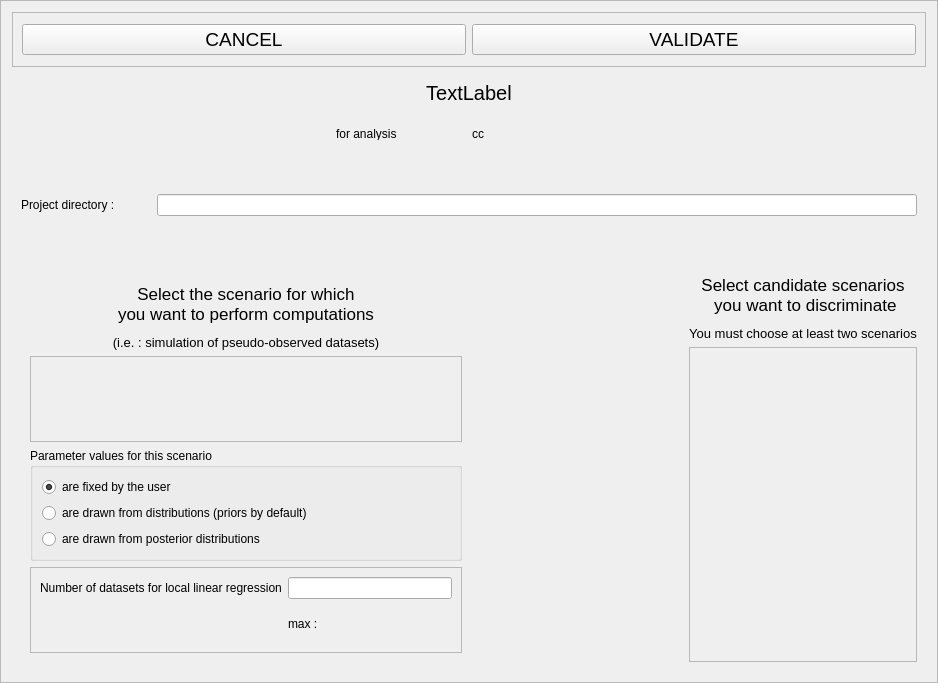
First picture: the form in gui/src/uis/biasScenarioSelection.ui, repository cbgp/diyabc, before the edit.
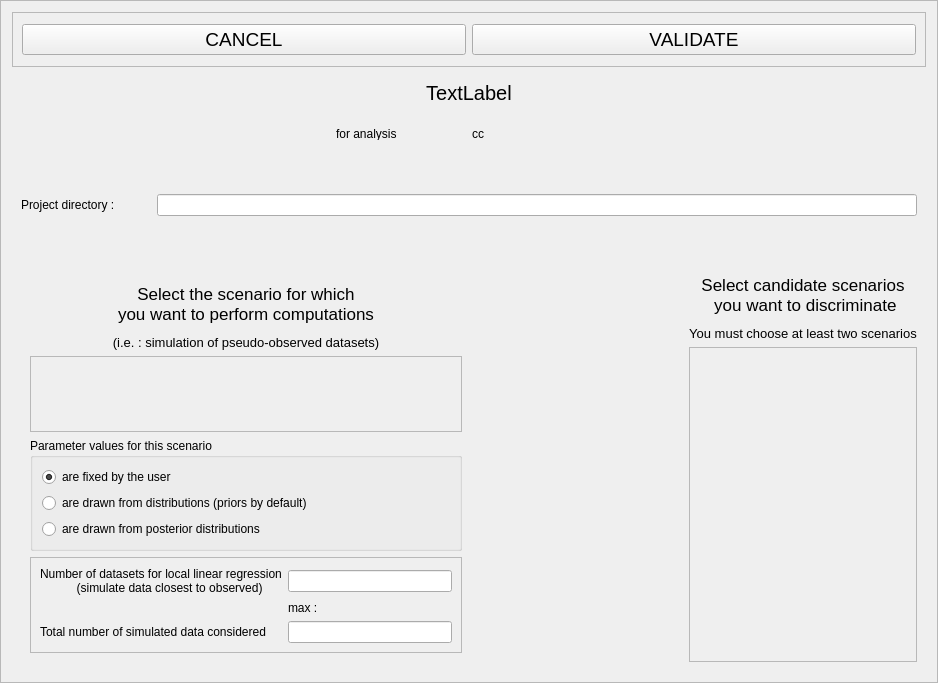
Second picture: the form after the edit.

Commit message: add total of selected simu for confidence analisys, st it by default to max simu for the chosen scenario

Diff of the .ui file:
```diff
--- a/gui/src/uis/biasScenarioSelection.ui
+++ b/gui/src/uis/biasScenarioSelection.ui
@@ -443,7 +443,8 @@
             <item row="0" column="0">
              <widget class="QLabel" name="posteriorDataSetNumberLabel">
               <property name="text">
-               <string>Number of datasets for local linear regression</string>
+               <string>Number of datasets for local linear regression
+           (simulate data closest to observed)</string>
               </property>
              </widget>
             </item>
@@ -454,6 +455,16 @@
               </property>
              </widget>
             </item>
+            <item row="3" column="0">
+             <widget class="QLabel" name="label_2">
+              <property name="text">
+               <string>Total number of simulated data considered</string>
+              </property>
+             </widget>
+            </item>
+            <item row="3" column="1">
+             <widget class="QLineEdit" name="posteriorSimulatedDataSetNumberEdit"/>
+            </item>
            </layout>
           </widget>
          </item>
```
The commit also changes 2 other files.
